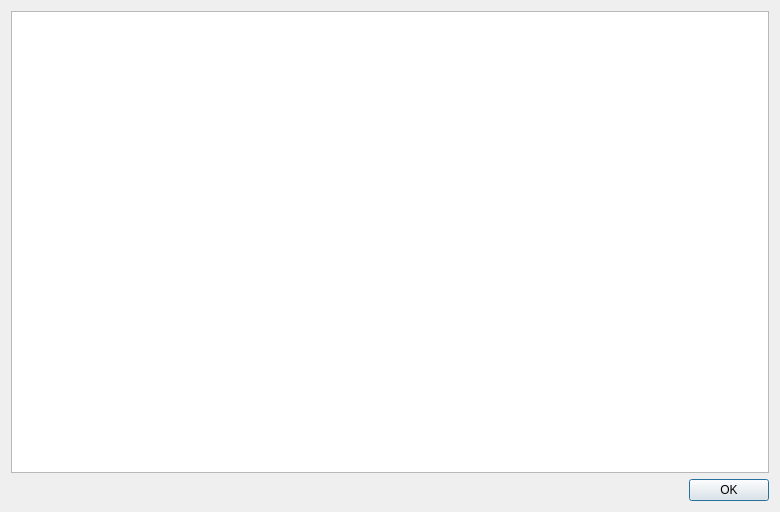
Qt form ui/outputgui.ui (git-cola/git-cola) before a commit.
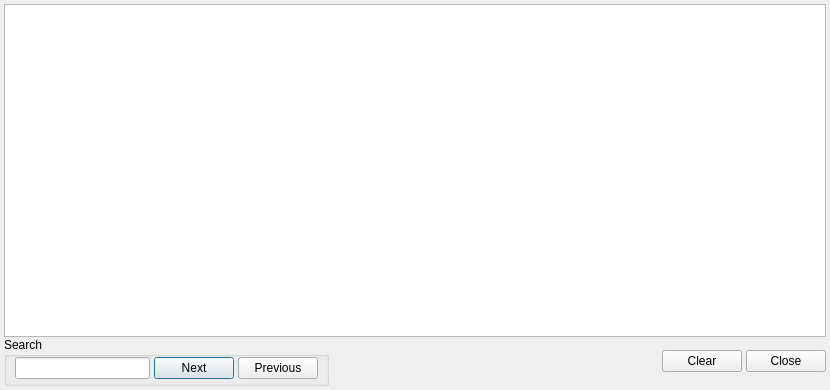
The same form after that commit.

Commit message: Added a log output window for use anywhere where output is presented to the user.

```diff
--- a/ui/outputgui.ui
+++ b/ui/outputgui.ui
@@ -5,16 +5,34 @@
    <rect>
     <x>0</x>
     <y>0</y>
-    <width>780</width>
-    <height>512</height>
+    <width>830</width>
+    <height>390</height>
    </rect>
   </property>
   <property name="windowTitle" >
    <string>Command Output</string>
   </property>
-  <layout class="QVBoxLayout" >
-   <item>
-    <widget class="QTextEdit" name="outputText" >
+  <layout class="QGridLayout" >
+   <property name="leftMargin" >
+    <number>4</number>
+   </property>
+   <property name="topMargin" >
+    <number>4</number>
+   </property>
+   <property name="rightMargin" >
+    <number>4</number>
+   </property>
+   <property name="bottomMargin" >
+    <number>4</number>
+   </property>
+   <property name="horizontalSpacing" >
+    <number>4</number>
+   </property>
+   <property name="verticalSpacing" >
+    <number>0</number>
+   </property>
+   <item row="0" column="0" colspan="4" >
+    <widget class="QTextEdit" name="output_text" >
      <property name="font" >
       <font>
        <family>Monospace</family>
@@ -29,29 +47,73 @@
      </property>
     </widget>
    </item>
-   <item>
+   <item row="1" column="0" >
+    <widget class="QGroupBox" name="groupBox" >
+     <property name="title" >
+      <string>Search</string>
+     </property>
     <layout class="QHBoxLayout" >
+      <property name="spacing" >
+       <number>4</number>
+      </property>
+      <property name="leftMargin" >
+       <number>8</number>
+      </property>
+      <property name="topMargin" >
+       <number>0</number>
+      </property>
+      <property name="rightMargin" >
+       <number>8</number>
+      </property>
+      <property name="bottomMargin" >
+       <number>4</number>
+      </property>
      <item>
+       <widget class="QLineEdit" name="search_line" />
+      </item>
+      <item>
+       <widget class="QPushButton" name="next_button" >
+        <property name="text" >
+         <string>Next</string>
+        </property>
+       </widget>
+      </item>
+      <item>
+       <widget class="QPushButton" name="prev_button" >
+        <property name="text" >
+         <string>Previous</string>
+        </property>
+       </widget>
+      </item>
+     </layout>
+    </widget>
+   </item>
+   <item row="1" column="1" >
       <spacer>
        <property name="orientation" >
         <enum>Qt::Horizontal</enum>
        </property>
        <property name="sizeHint" >
         <size>
-         <width>261</width>
-         <height>20</height>
+       <width>217</width>
+       <height>24</height>
         </size>
        </property>
       </spacer>
      </item>
-     <item>
-      <widget class="QPushButton" name="okButton" >
+   <item row="1" column="2" >
+    <widget class="QPushButton" name="clear_button" >
        <property name="text" >
-        <string>OK</string>
+      <string>Clear</string>
        </property>
       </widget>
      </item>
-    </layout>
+   <item row="1" column="3" >
+    <widget class="QPushButton" name="close_button" >
+     <property name="text" >
+      <string>Close</string>
+     </property>
+    </widget>
    </item>
   </layout>
  </widget>
```
Left out of the diff: 22 changed lines with no effect on the pictures. Lines whose indentation alone changed are shown as unchanged. The commit also changes 20 other files.
